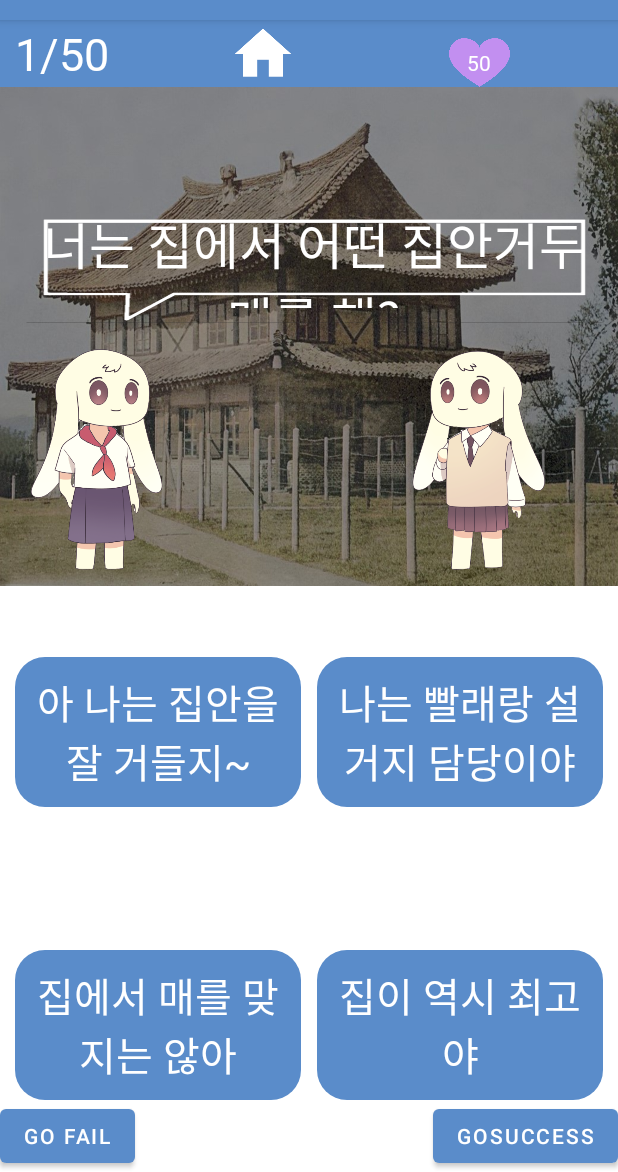
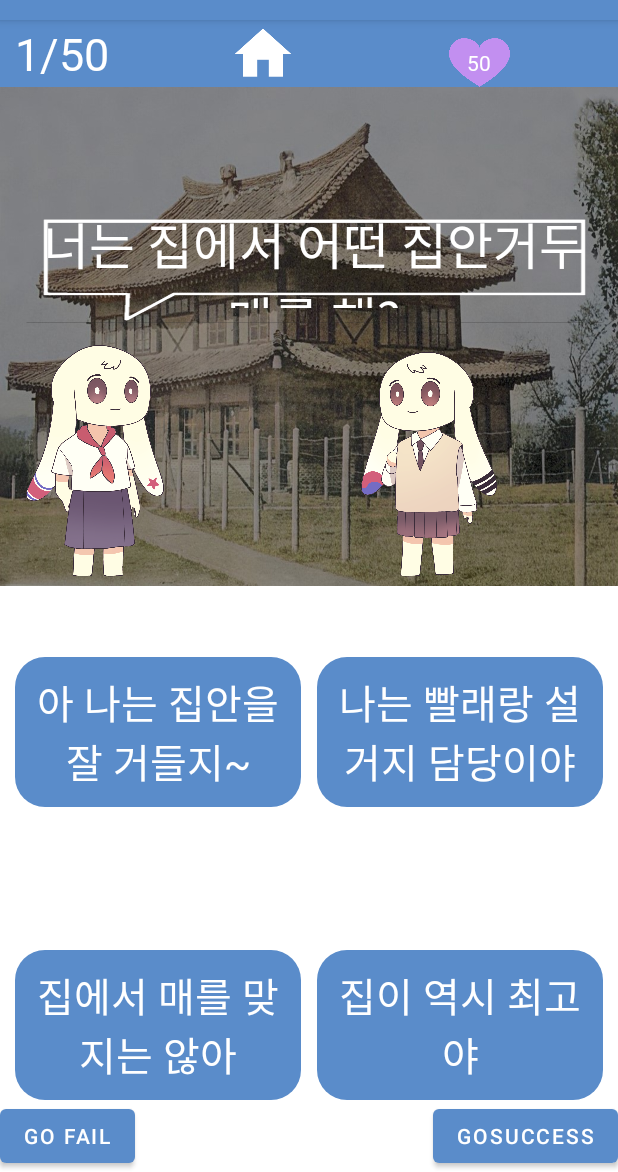
Before and after one commit to somsom13/SSU_Everything_Contest, an Android app: the NorthGame screen opened directly, with no data from a screen before it, on a phone screen of 412 x 824 dp, the part 64-1236 px from its top. Run offline under Robolectric (Android 15) with nearby library versions, the light colour scheme and no system bars.

Commit message:
[추가] 게임 캐릭터 표정바꾸기

```diff
--- a/app/src/main/java/com/example/ssu_everything_contest/NorthGame.java
+++ b/app/src/main/java/com/example/ssu_everything_contest/NorthGame.java
@@ -12,6 +12,7 @@ import android.view.LayoutInflater;
 import android.view.View;
 import android.view.ViewGroup;
 import android.widget.ImageButton;
+import android.widget.ImageView;
 import android.widget.TextView;
 import android.widget.Toast;
 
@@ -28,10 +29,18 @@ public class NorthGame extends Fragment{
     private TextView a1,a2,a3,a4;
     int progressCount;
     int favoriteGage;
+    int res;
+
     private int realAnswer;
     SharedPreferences test;
     SharedPreferences.Editor editor;
 
+    ImageView nCharacterNormal;
+    ImageView sCharacterNormal;
+    ImageView nCharacterAngry;
+    ImageView sCharacterSad;
+    ImageView nCharacterSmile;
+    ImageView sCharacterSmile;
 
     @Override
     public View onCreateView(LayoutInflater inflater, ViewGroup container, Bundle savedInstanceState) {
@@ -51,9 +60,20 @@ public class NorthGame extends Fragment{
         favoriteGage=test.getInt("favoriteGage",100);
         progressCount=test.getInt("progressCount",0);
 
+        nCharacterNormal=rootView.findViewById(R.id.character1normal);
+        sCharacterNormal=rootView.findViewById(R.id.character2normal);
+        nCharacterAngry=rootView.findViewById(R.id.character1angry);
+        sCharacterSad= rootView.findViewById(R.id.character2sad);
+        nCharacterSmile=rootView.findViewById(R.id.character1smile);
+        sCharacterSmile=rootView.findViewById(R.id.character2smile);
+
+        nCharacterAngry.setVisibility(View.INVISIBLE);
+        sCharacterSad.setVisibility(View.INVISIBLE);
+        nCharacterSmile.setVisibility(View.INVISIBLE);
+        sCharacterSmile.setVisibility(View.INVISIBLE);
 
         View.OnClickListener answerClick=new View.OnClickListener(){
-            int res;
+            //int res;
             @Override
             public void onClick(View view) {
                 switch (view.getId()){
@@ -112,6 +132,12 @@ public class NorthGame extends Fragment{
             transaction.replace(R.id.container, fragment2);
             transaction.commit();
         }
+       nCharacterNormal.setVisibility(View.VISIBLE);
+       sCharacterNormal.setVisibility(View.VISIBLE);
+       nCharacterSmile.setVisibility(View.INVISIBLE);
+       sCharacterSmile.setVisibility(View.INVISIBLE);
+       nCharacterAngry.setVisibility(View.INVISIBLE);
+       sCharacterSad.setVisibility(View.INVISIBLE);
         progressGage.setText((progressCount+1)+"/50");
         WordGameList wg=MainActivity.wordGameListList.get(progressCount);
         realAnswer=wg.realAnswer;
@@ -127,7 +153,6 @@ public class NorthGame extends Fragment{
             //dialog 표시, 호감도 up
             //sendDialog("correct");
             Toast.makeText(getActivity(),"+2p",Toast.LENGTH_SHORT).show();
-
             question.setText("말이 통하는 친구네~");
             return 1;
         }else{
@@ -135,6 +160,7 @@ public class NorthGame extends Fragment{
             //dialog표시, 호감도 up, 진짜 정답 표시 (background 컬러 변경)
             //sendDialog("wrong");
             Toast.makeText(getActivity(),"-3p",Toast.LENGTH_SHORT).show();
+
             question.setText("동문서답이네...내 얘기 안듣고 있나?");
             WordGameList getAnswer=MainActivity.wordGameListList.get(progressCount);
             String sword=getAnswer.sword;
@@ -186,13 +212,27 @@ public class NorthGame extends Fragment{
     }
 
     private void waitAndProgress(){
+
         Handler handler=new Handler();
+        if (res == 1) {
+            nCharacterNormal.setVisibility(View.INVISIBLE);
+            sCharacterNormal.setVisibility(View.INVISIBLE);
+            nCharacterSmile.setVisibility(View.VISIBLE);
+            sCharacterSmile.setVisibility(View.VISIBLE);
+        } else {
+            nCharacterNormal.setVisibility(View.INVISIBLE);
+            sCharacterNormal.setVisibility(View.INVISIBLE);
+            nCharacterAngry.setVisibility(View.VISIBLE);
+            sCharacterSad.setVisibility(View.VISIBLE);
+        }
         handler.postDelayed(new Runnable() {
+
             @Override
             public void run() {
                 doProgress();
             }
         }    ,2000);
+
     }
 
 
--- a/app/src/main/res/layout/north_game.xml
+++ b/app/src/main/res/layout/north_game.xml
@@ -82,28 +82,62 @@
                 android:textSize="50px" />
         </LinearLayout>
 
-        <LinearLayout
+        <FrameLayout
             android:layout_width="match_parent"
             android:layout_height="wrap_content"
             android:layout_weight="2"
             android:orientation="horizontal">
 
             <ImageView
-                android:id="@+id/character1"
+                android:id="@+id/character1normal"
                 android:layout_width="130dp"
                 android:layout_height="168dp"
                 android:layout_gravity="bottom"
                 android:fontFamily="@font/gowunbatang_bold"
-                app:srcCompat="@drawable/north_character" />
+                app:srcCompat="@drawable/north_charac_normal"
+                android:visibility="visible"/>
+            <ImageView
+                android:id="@+id/character1angry"
+                android:layout_width="130dp"
+                android:layout_height="168dp"
+                android:layout_gravity="bottom"
+                android:fontFamily="@font/gowunbatang_bold"
+                app:srcCompat="@drawable/north_charac_angry"
+                android:visibility="invisible"/>
+            <ImageView
+                android:id="@+id/character1smile"
+                android:layout_width="130dp"
+                android:layout_height="168dp"
+                android:layout_gravity="bottom"
+                android:fontFamily="@font/gowunbatang_bold"
+                app:srcCompat="@drawable/north_charac_smile"
+                android:visibility="invisible"/>
 
             <ImageView
-                android:id="@+id/character2"
+                android:id="@+id/character2normal"
                 android:layout_width="130dp"
                 android:layout_height="162dp"
                 android:layout_gravity="bottom"
-                android:layout_marginLeft="120dp"
-                app:srcCompat="@drawable/south_character" />
-        </LinearLayout>
+                android:layout_marginLeft="220dp"
+                app:srcCompat="@drawable/south_charac_normal"
+                android:visibility="visible"/>
+            <ImageView
+                android:id="@+id/character2smile"
+                android:layout_width="130dp"
+                android:layout_height="162dp"
+                android:layout_gravity="bottom"
+                android:layout_marginLeft="220dp"
+                app:srcCompat="@drawable/south_charac_smile"
+                android:visibility="invisible"/>
+            <ImageView
+                android:id="@+id/character2sad"
+                android:layout_width="130dp"
+                android:layout_height="162dp"
+                android:layout_gravity="bottom"
+                android:layout_marginLeft="220dp"
+                app:srcCompat="@drawable/south_charac_sad"
+                android:visibility="invisible"/>
+        </FrameLayout>
 
     </LinearLayout>
 
```
Also changed, not shown: app/src/main/res/drawable/north_charac_angry.png (added), app/src/main/res/drawable/north_charac_normal.png (added), app/src/main/res/drawable/north_charac_smile.png (added), app/src/main/res/drawable/north_character.png (deleted), app/src/main/res/drawable/south_charac_normal.png (added), app/src/main/res/drawable/south_charac_sad.png (added), app/src/main/res/drawable/south_charac_smile.png (added), app/src/main/res/drawable/south_character.png (deleted).
